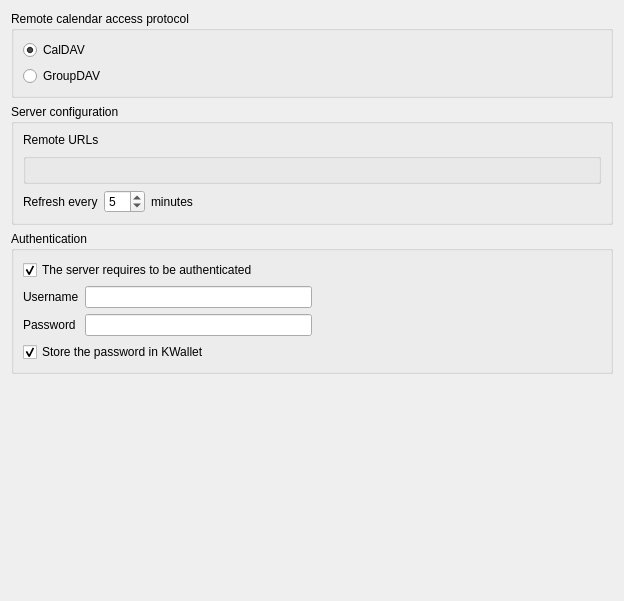
Old version of the form resources/dav/davcalendar/configdialog.ui in the repository KDE/kdepim-runtime.
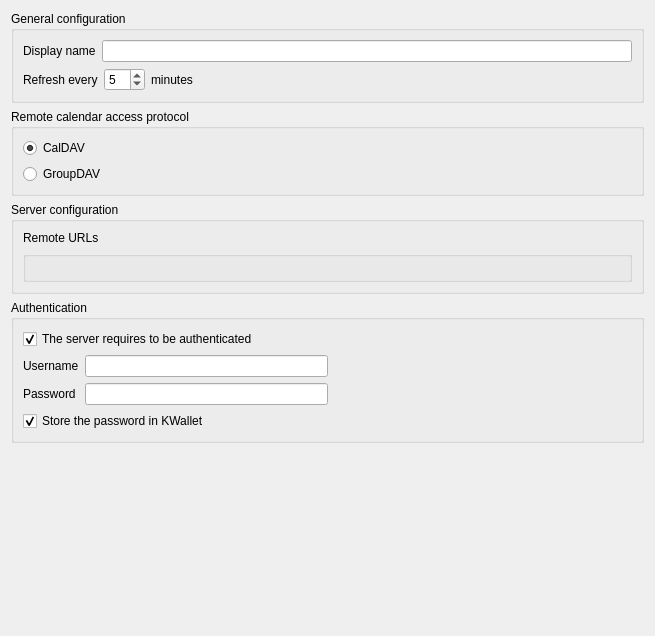
New version of the form. Custom widgets are drawn as their Qt base class.

Commit message: some gui fancy + prevent compilation warnings

What changed in the file:
```diff
--- a/resources/dav/davcalendar/configdialog.ui
+++ b/resources/dav/davcalendar/configdialog.ui
@@ -6,63 +6,35 @@
    <rect>
     <x>0</x>
     <y>0</y>
-    <width>624</width>
-    <height>601</height>
+    <width>655</width>
+    <height>636</height>
    </rect>
   </property>
-  <layout class="QVBoxLayout" name="verticalLayout_5">
+  <layout class="QVBoxLayout" name="verticalLayout_6">
    <item>
-    <widget class="KButtonGroup" name="kcfg_remoteProtocol">
-     <property name="locale">
-      <locale language="English" country="UnitedStates"/>
-     </property>
+    <widget class="QGroupBox" name="groupBox_3">
      <property name="title">
-      <string>Remote calendar access protocol</string>
-     </property>
-     <layout class="QVBoxLayout" name="verticalLayout">
-      <item>
-       <widget class="QRadioButton" name="caldav">
-        <property name="text">
-         <string>CalDAV</string>
-        </property>
-        <property name="checked">
-         <bool>true</bool>
-        </property>
-       </widget>
-      </item>
-      <item>
-       <widget class="QRadioButton" name="groupdav">
-        <property name="text">
-         <string>GroupDAV</string>
-        </property>
-       </widget>
-      </item>
-     </layout>
-    </widget>
-   </item>
-   <item>
-    <widget class="QGroupBox" name="groupBox">
-     <property name="locale">
-      <locale language="English" country="UnitedStates"/>
-     </property>
-     <property name="title">
-      <string>Server configuration</string>
+      <string>General configuration</string>
      </property>
      <layout class="QVBoxLayout" name="verticalLayout_4">
       <item>
-       <layout class="QVBoxLayout" name="verticalLayout_2">
+       <layout class="QHBoxLayout" name="horizontalLayout">
         <item>
-         <widget class="QLabel" name="label">
+         <widget class="QLabel" name="label_6">
           <property name="locale">
            <locale language="English" country="UnitedStates"/>
           </property>
           <property name="text">
-           <string>Remote URLs</string>
+           <string>Display name</string>
           </property>
          </widget>
         </item>
         <item>
-         <widget class="KEditListBox" name="kcfg_remoteUrls"/>
+         <widget class="QLineEdit" name="kcfg_displayName">
+          <property name="locale">
+           <locale language="English" country="UnitedStates"/>
+          </property>
+         </widget>
         </item>
        </layout>
       </item>
@@ -116,6 +88,64 @@
      </layout>
     </widget>
    </item>
+   <item>
+    <widget class="KButtonGroup" name="kcfg_remoteProtocol">
+     <property name="locale">
+      <locale language="English" country="UnitedStates"/>
+     </property>
+     <property name="title">
+      <string>Remote calendar access protocol</string>
+     </property>
+     <layout class="QVBoxLayout" name="verticalLayout">
+      <item>
+       <widget class="QRadioButton" name="caldav">
+        <property name="text">
+         <string>CalDAV</string>
+        </property>
+        <property name="checked">
+         <bool>true</bool>
+        </property>
+       </widget>
+      </item>
+      <item>
+       <widget class="QRadioButton" name="groupdav">
+        <property name="text">
+         <string>GroupDAV</string>
+        </property>
+       </widget>
+      </item>
+     </layout>
+    </widget>
+   </item>
+   <item>
+    <widget class="QGroupBox" name="groupBox">
+     <property name="locale">
+      <locale language="English" country="UnitedStates"/>
+     </property>
+     <property name="title">
+      <string>Server configuration</string>
+     </property>
+     <layout class="QVBoxLayout" name="verticalLayout_5">
+      <item>
+       <layout class="QVBoxLayout" name="verticalLayout_2">
+        <item>
+         <widget class="QLabel" name="label">
+          <property name="locale">
+           <locale language="English" country="UnitedStates"/>
+          </property>
+          <property name="text">
+           <string>Remote URLs</string>
+          </property>
+         </widget>
+        </item>
+        <item>
+         <widget class="KEditListBox" name="kcfg_remoteUrls"/>
+        </item>
+       </layout>
+      </item>
+     </layout>
+    </widget>
+   </item>
    <item>
     <widget class="QGroupBox" name="groupBox_2">
      <property name="locale">
```
The commit also changes 5 other files.
